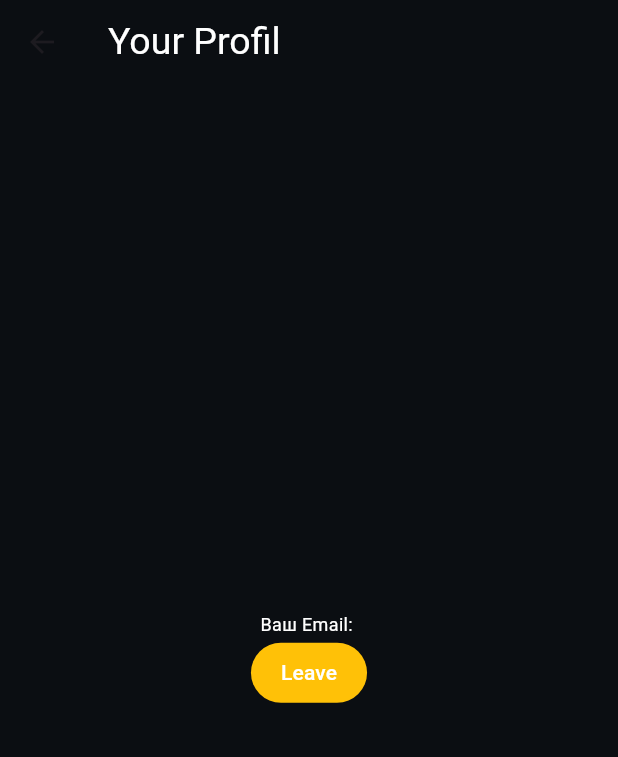
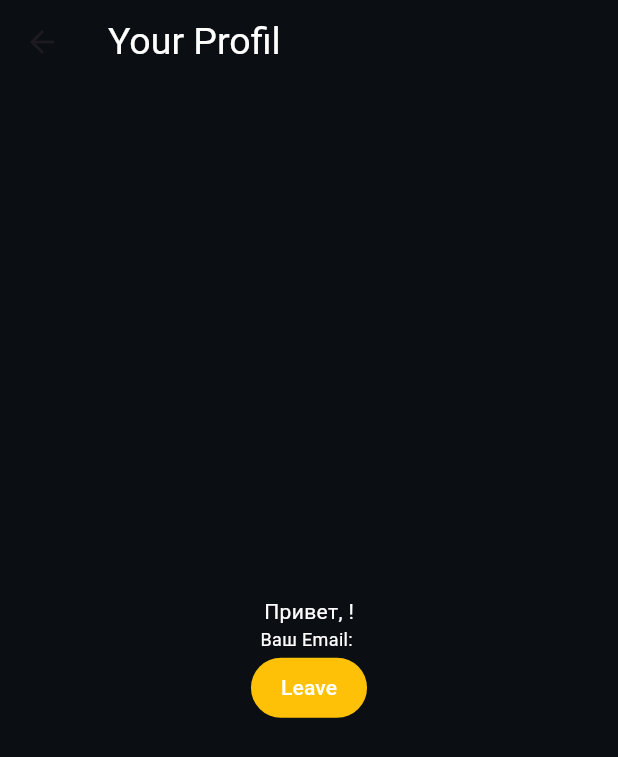
Before and after one commit to Viktorjob/tasty_and_easy, a Flutter app: the Accountwindow screen opened by its route, on a phone screen of 412 x 824 dp. Shown: the top 757 px of the screen. Run offline on Flutter 3.47's test engine with Material 3 defaults, Android fonts, the phone set to English and light mode, and no system bars; our stand-ins replace cloud_firestore, email_validator, firebase_auth, firebase_core, firebase_database, google_sign_in and 1 more; accounts and stored records are empty.

Commit message:
vesion 2.0.4  - profil (correct nick name)

```diff
--- a/lib/window_menu/account_window.dart
+++ b/lib/window_menu/account_window.dart
@@ -1,4 +1,5 @@
 
+import 'package:cloud_firestore/cloud_firestore.dart';
 import 'package:tasty_and_easy/window_login/login_window.dart';
 
 import 'package:firebase_auth/firebase_auth.dart';
@@ -34,19 +35,29 @@ class _AccountScreenState extends State<Accountwindow> {
             ? Text("Profil", style: TextStyle(color: Colors.white, fontSize: 25,))
             : Text("Your Profil", style: TextStyle(color: Colors.white, fontSize: 25,)),
       ),
-
-
       backgroundColor: Color(0xFF0B0E12),
       body: Center(
-
         child: Column(
           mainAxisAlignment: MainAxisAlignment.center,
           children: [
-            Text('Ваш Email: ${user?.email}', style: TextStyle(
-              color: Colors.white,
-              fontSize: 12,
-            ),),
-
+            // Проверяем, аутентифицирован ли пользователь
+            if (user != null)
+              FutureBuilder(
+                future: FirebaseFirestore.instance.collection('users').doc(user!.uid).get(),
+                builder: (context, AsyncSnapshot<DocumentSnapshot> snapshot) {
+                  if (snapshot.connectionState == ConnectionState.waiting) {
+                    return CircularProgressIndicator();
+                  } else {
+                    if (snapshot.hasData && snapshot.data!.exists) {
+                      String userName = snapshot.data!.get('name');
+                      return Text('Привет, $userName!', style: TextStyle(color: Colors.white));
+                    } else {
+                      return Text('Привет!', style: TextStyle(color: Colors.white));
+                    }
+                  }
+                },
+              ),
+            Text('Ваш Email: ${user?.email}', style: TextStyle(color: Colors.white, fontSize: 12,)),
             if (user == null)
               TextButton(
                 onPressed: () {
@@ -58,30 +69,38 @@ class _AccountScreenState extends State<Accountwindow> {
                 style: TextButton.styleFrom(
                   backgroundColor: Colors.amber,
                   padding: EdgeInsets.symmetric(
-                      horizontal: 20.0,
-                      vertical: 8.0), // Отступы кнопки
+                    horizontal: 20.0,
+                    vertical: 8.0,
+                  ), // Отступы кнопки
                 ),
-                child: const Text('Login', style: TextStyle(
-                  color: Colors.white,
-
-                ),),
+                child: const Text(
+                  'Login',
+                  style: TextStyle(
+                    color: Colors.white,
+                  ),
+                ),
               )
             else
               TextButton(
                 style: TextButton.styleFrom(
                   backgroundColor: Colors.amber,
                   padding: EdgeInsets.symmetric(
-                      horizontal: 20.0,
-                      vertical: 8.0), // Отступы кнопки
+                    horizontal: 20.0,
+                    vertical: 8.0,
+                  ), // Отступы кнопки
                 ),
                 onPressed: () => signOut(),
-                child: const Text('Leave', style: TextStyle(
-                  color: Colors.white,
-                ),),
+                child: const Text(
+                  'Leave',
+                  style: TextStyle(
+                    color: Colors.white,
+                  ),
+                ),
               ),
           ],
         ),
       ),
     );
   }
+
 }
```
Also changed, not shown: lib/window_login/singup_window.dart (+43 -4 lines).
